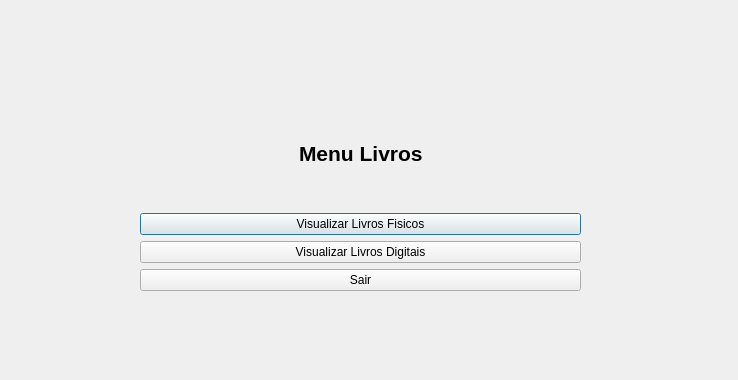
Above: Teste-Menu/menulivros.ui from MateusRiba/Sistema-de-Biblioteca-CRUD before the change. Below: the same form after it.
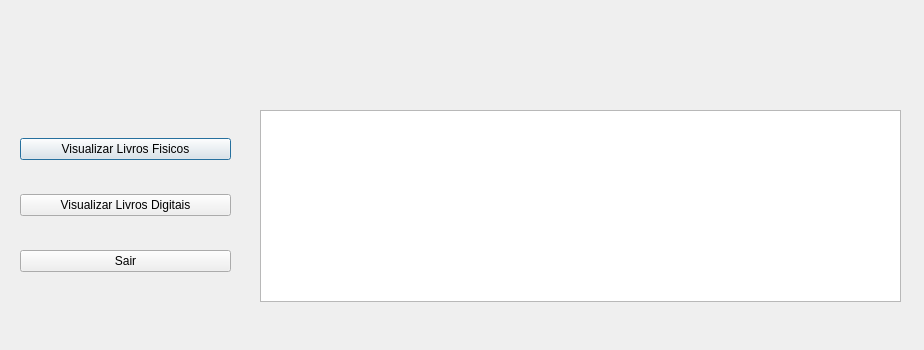
That is the form after the change.

Commit message: editando a tela de menu livros

What changed in the file:
```diff
--- a/Teste-Menu/menulivros.ui
+++ b/Teste-Menu/menulivros.ui
@@ -6,8 +6,8 @@
    <rect>
     <x>0</x>
     <y>0</y>
-    <width>738</width>
-    <height>380</height>
+    <width>924</width>
+    <height>350</height>
    </rect>
   </property>
   <property name="windowTitle">
@@ -16,56 +16,13 @@
   <widget class="QWidget" name="verticalLayoutWidget">
    <property name="geometry">
     <rect>
-     <x>140</x>
-     <y>100</y>
-     <width>441</width>
+     <x>20</x>
+     <y>110</y>
+     <width>211</width>
      <height>191</height>
     </rect>
    </property>
    <layout class="QVBoxLayout" name="verticalLayout">
-    <item>
-     <layout class="QHBoxLayout" name="horizontalLayout">
-      <item>
-       <spacer name="horizontalSpacer">
-        <property name="orientation">
-         <enum>Qt::Orientation::Horizontal</enum>
-        </property>
-        <property name="sizeHint" stdset="0">
-         <size>
-          <width>40</width>
-          <height>20</height>
-         </size>
-        </property>
-       </spacer>
-      </item>
-      <item>
-       <widget class="QLabel" name="lbTitle">
-        <property name="font">
-         <font>
-          <pointsize>16</pointsize>
-          <bold>true</bold>
-         </font>
-        </property>
-        <property name="text">
-         <string>Menu Livros</string>
-        </property>
-       </widget>
-      </item>
-      <item>
-       <spacer name="horizontalSpacer_2">
-        <property name="orientation">
-         <enum>Qt::Orientation::Horizontal</enum>
-        </property>
-        <property name="sizeHint" stdset="0">
-         <size>
-          <width>40</width>
-          <height>20</height>
-         </size>
-        </property>
-       </spacer>
-      </item>
-     </layout>
-    </item>
     <item>
      <widget class="QPushButton" name="btnVisualizarFisicos">
       <property name="text">
@@ -89,6 +46,16 @@
     </item>
    </layout>
   </widget>
+  <widget class="QTableWidget" name="tw_visualizar_livros">
+   <property name="geometry">
+    <rect>
+     <x>260</x>
+     <y>110</y>
+     <width>641</width>
+     <height>192</height>
+    </rect>
+   </property>
+  </widget>
  </widget>
  <resources/>
  <connections/>
```
The commit also changes 2 other files.
